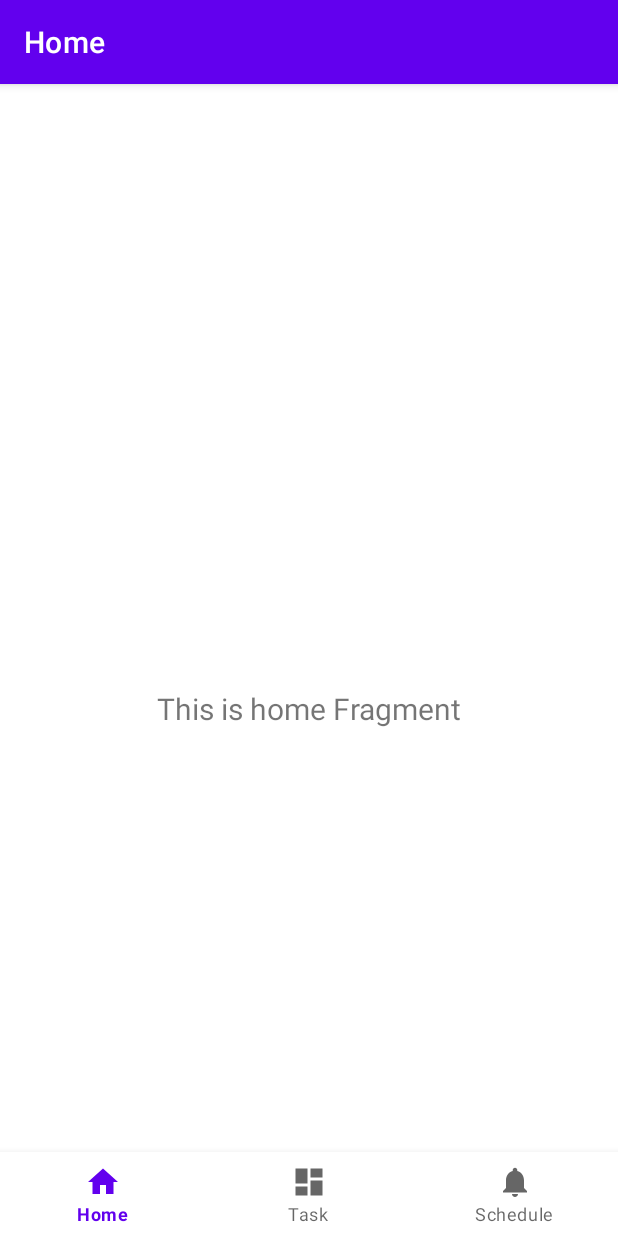
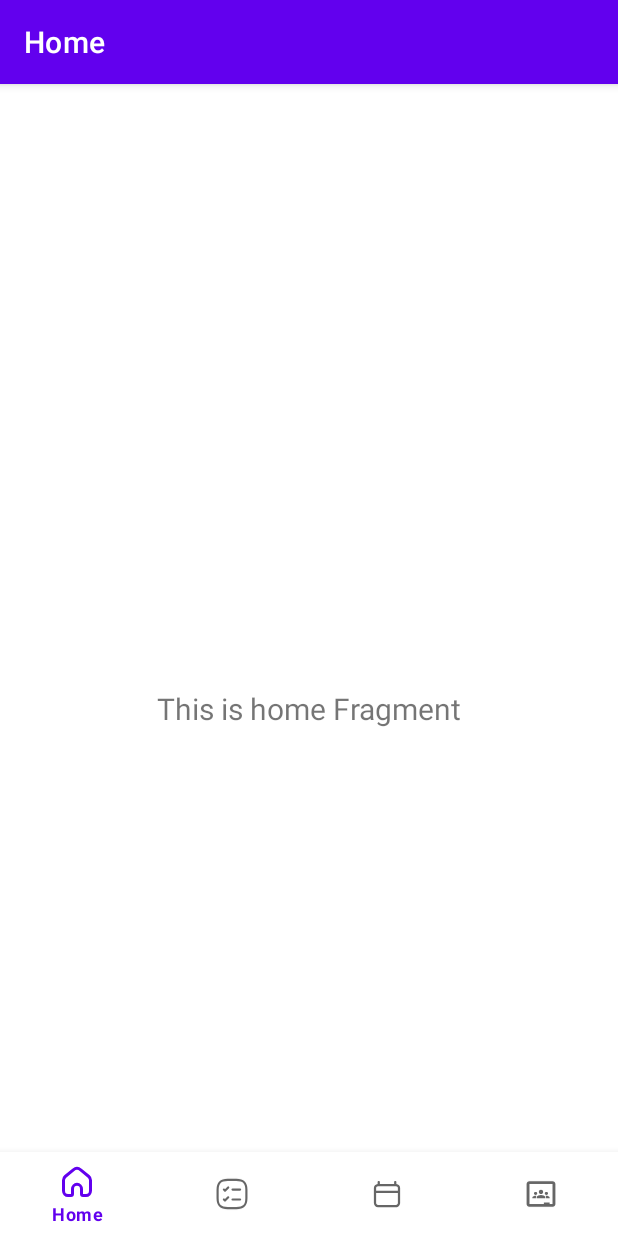
Before and after one commit to eeryyy282/virtual-class-universitas-nurdin-hamzah, an Android app: the screen it shows after launch (MainActivity), on a phone screen of 412 x 824 dp. Run offline under Robolectric (Android 15) with nearby library versions, the phone set to English and light mode, and no system bars; our stand-ins replace navigation-ui.

Commit message:
Refactor: Replace default navigation icons with custom icons
This commit replaces the default Material Design icons for Home, Dashboard (now Task), and Notifications (now Schedule) with custom vector drawables.

- Deleted `ic_dashboard_black_24dp.xml`, `ic_home_black_24dp.xml`, and `ic_notifications_black_24dp.xml`.
- Added new active and deactive state icons for Task (`task_icon_active.xml`, `task_icon_deactive.xml`) and a selector (`selector_task_icon.xml`).
- Updated `bottom_nav_menu.xml` to use the new selectors for Home, Task, and Schedule.
- Added a new "Classroom" navigation item with its selector (`selector_classroom_icon`) and title (`title_classroom`).
- Added a `classroomFragment` destination to `mobile_navigation.xml`.

```diff
--- a/app/src/main/res/drawable/ic_dashboard_black_24dp.xml
+++ /dev/null
@@ -1,9 +0,0 @@
-<vector xmlns:android="http://schemas.android.com/apk/res/android"
-    android:width="24dp"
-    android:height="24dp"
-    android:viewportWidth="24.0"
-    android:viewportHeight="24.0">
-    <path
-        android:fillColor="#FF000000"
-        android:pathData="M3,13h8L11,3L3,3v10zM3,21h8v-6L3,15v6zM13,21h8L21,11h-8v10zM13,3v6h8L21,3h-8z" />
-</vector>
--- a/app/src/main/res/drawable/ic_home_black_24dp.xml
+++ /dev/null
@@ -1,9 +0,0 @@
-<vector xmlns:android="http://schemas.android.com/apk/res/android"
-    android:width="24dp"
-    android:height="24dp"
-    android:viewportWidth="24.0"
-    android:viewportHeight="24.0">
-    <path
-        android:fillColor="#FF000000"
-        android:pathData="M10,20v-6h4v6h5v-8h3L12,3 2,12h3v8z" />
-</vector>
--- a/app/src/main/res/drawable/ic_notifications_black_24dp.xml
+++ /dev/null
@@ -1,9 +0,0 @@
-<vector xmlns:android="http://schemas.android.com/apk/res/android"
-    android:width="24dp"
-    android:height="24dp"
-    android:viewportWidth="24.0"
-    android:viewportHeight="24.0">
-    <path
-        android:fillColor="#FF000000"
-        android:pathData="M12,22c1.1,0 2,-0.9 2,-2h-4c0,1.1 0.89,2 2,2zM18,16v-5c0,-3.07 -1.64,-5.64 -4.5,-6.32L13.5,4c0,-0.83 -0.67,-1.5 -1.5,-1.5s-1.5,0.67 -1.5,1.5v0.68C7.63,5.36 6,7.92 6,11v5l-2,2v1h16v-1l-2,-2z" />
-</vector>
--- /dev/null
+++ b/app/src/main/res/drawable/selector_task_icon.xml
@@ -0,0 +1,5 @@
+<?xml version="1.0" encoding="utf-8"?>
+<selector xmlns:android="http://schemas.android.com/apk/res/android">
+    <item android:drawable="@drawable/task_icon_active" android:state_checked="true" />
+    <item android:drawable="@drawable/task_icon_deactive" />
+</selector>
--- /dev/null
+++ b/app/src/main/res/drawable/task_icon_active.xml
@@ -0,0 +1,41 @@
+<vector xmlns:android="http://schemas.android.com/apk/res/android"
+    android:width="25dp"
+    android:height="24dp"
+    android:viewportWidth="25"
+    android:viewportHeight="24">
+    <path
+        android:fillColor="#00000000"
+        android:pathData="M12.87,8.88H18.12"
+        android:strokeWidth="1.5"
+        android:strokeColor="#133E87"
+        android:strokeLineCap="round"
+        android:strokeLineJoin="round" />
+    <path
+        android:fillColor="#00000000"
+        android:pathData="M6.88,8.88L7.63,9.63L9.88,7.38"
+        android:strokeWidth="1.5"
+        android:strokeColor="#133E87"
+        android:strokeLineCap="round"
+        android:strokeLineJoin="round" />
+    <path
+        android:fillColor="#00000000"
+        android:pathData="M12.87,15.88H18.12"
+        android:strokeWidth="1.5"
+        android:strokeColor="#133E87"
+        android:strokeLineCap="round"
+        android:strokeLineJoin="round" />
+    <path
+        android:fillColor="#00000000"
+        android:pathData="M6.88,15.88L7.63,16.63L9.88,14.38"
+        android:strokeWidth="1.5"
+        android:strokeColor="#133E87"
+        android:strokeLineCap="round"
+        android:strokeLineJoin="round" />
+    <path
+        android:fillColor="#00000000"
+        android:pathData="M9.5,22H15.5C20.5,22 22.5,20 22.5,15V9C22.5,4 20.5,2 15.5,2H9.5C4.5,2 2.5,4 2.5,9V15C2.5,20 4.5,22 9.5,22Z"
+        android:strokeWidth="1.5"
+        android:strokeColor="#133E87"
+        android:strokeLineCap="round"
+        android:strokeLineJoin="round" />
+</vector>
--- /dev/null
+++ b/app/src/main/res/drawable/task_icon_deactive.xml
@@ -0,0 +1,41 @@
+<vector xmlns:android="http://schemas.android.com/apk/res/android"
+    android:width="25dp"
+    android:height="24dp"
+    android:viewportWidth="25"
+    android:viewportHeight="24">
+    <path
+        android:fillColor="#00000000"
+        android:pathData="M12.87,8.88H18.12"
+        android:strokeWidth="1.5"
+        android:strokeColor="#608BC1"
+        android:strokeLineCap="round"
+        android:strokeLineJoin="round" />
+    <path
+        android:fillColor="#00000000"
+        android:pathData="M6.88,8.88L7.63,9.63L9.88,7.38"
+        android:strokeWidth="1.5"
+        android:strokeColor="#608BC1"
+        android:strokeLineCap="round"
+        android:strokeLineJoin="round" />
+    <path
+        android:fillColor="#00000000"
+        android:pathData="M12.87,15.88H18.12"
+        android:strokeWidth="1.5"
+        android:strokeColor="#608BC1"
+        android:strokeLineCap="round"
+        android:strokeLineJoin="round" />
+    <path
+        android:fillColor="#00000000"
+        android:pathData="M6.88,15.88L7.63,16.63L9.88,14.38"
+        android:strokeWidth="1.5"
+        android:strokeColor="#608BC1"
+        android:strokeLineCap="round"
+        android:strokeLineJoin="round" />
+    <path
+        android:fillColor="#00000000"
+        android:pathData="M9.5,22H15.5C20.5,22 22.5,20 22.5,15V9C22.5,4 20.5,2 15.5,2H9.5C4.5,2 2.5,4 2.5,9V15C2.5,20 4.5,22 9.5,22Z"
+        android:strokeWidth="1.5"
+        android:strokeColor="#608BC1"
+        android:strokeLineCap="round"
+        android:strokeLineJoin="round" />
+</vector>
--- a/app/src/main/res/menu/bottom_nav_menu.xml
+++ b/app/src/main/res/menu/bottom_nav_menu.xml
@@ -3,17 +3,21 @@
 
     <item
         android:id="@+id/navigation_home"
-        android:icon="@drawable/ic_home_black_24dp"
+        android:icon="@drawable/selector_home_icon"
         android:title="@string/title_home" />
 
     <item
         android:id="@+id/navigation_task"
-        android:icon="@drawable/ic_dashboard_black_24dp"
+        android:icon="@drawable/selector_task_icon"
         android:title="@string/title_task" />
 
     <item
         android:id="@+id/navigation_schedule"
-        android:icon="@drawable/ic_notifications_black_24dp"
+        android:icon="@drawable/selector_schedule_icon"
         android:title="@string/title_schedule" />
 
+    <item
+        android:id="@+id/navigation_classroom"
+        android:icon="@drawable/selector_classroom_icon"
+        android:title="@string/title_classroom" />
 </menu>
--- a/app/src/main/res/navigation/mobile_navigation.xml
+++ b/app/src/main/res/navigation/mobile_navigation.xml
@@ -22,4 +22,12 @@
         android:name="com.mjs.virtualclassuniversitasnurdinhamzah.ui.schedule.ScheduleFragment"
         android:label="@string/title_schedule"
         tools:layout="@layout/fragment_schedule" />
+
+    <fragment
+        android:id="@+id/classroomFragment"
+        android:name="com.mjs.virtualclassuniversitasnurdinhamzah.ui.classroom.ClassroomFragment"
+        android:label="fragment_classroom"
+        tools:layout="@layout/fragment_classroom" />
+
+
 </navigation>
```
